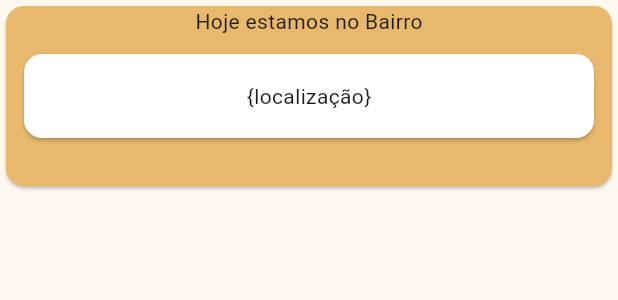
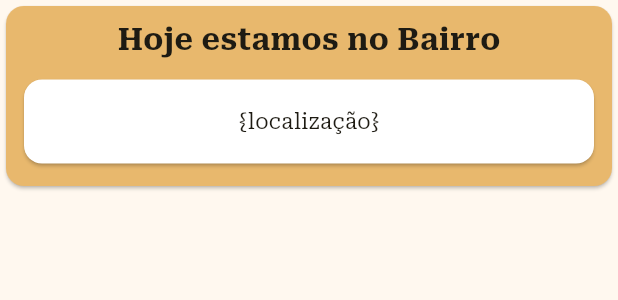
Before and after one commit to FabianoRaiser/A3-moblie, a Flutter app: the LocationCard widget shown alone on an empty page, opened directly, on a phone screen of 412 x 824 dp. Shown: the top 300 px of the screen. Run offline on Flutter 3.47's test engine with Material 3 defaults, Android fonts, the phone set to English and light mode, and no system bars; network calls fail.

Commit message:
feat: reestilização do card de localização

```diff
--- a/lib/main.dart
+++ b/lib/main.dart
@@ -21,7 +21,7 @@ class MyApp extends StatelessWidget {
         primaryColor: const Color(0xFFE8B86D),
         hintColor: const Color(0xFFA1D6B2),
         cardColor: const Color(0xFFCEDF9F),
-        fontFamily: '',
+        fontFamily: 'RobotoSerif',
         useMaterial3: true,
         searchBarTheme: const SearchBarThemeData(
           backgroundColor: WidgetStatePropertyAll(Colors.white),
--- a/lib/src/widgets/location_card.dart
+++ b/lib/src/widgets/location_card.dart
@@ -12,7 +12,13 @@ class LocationCard extends StatelessWidget {
         height: 120,
         child: Column(
           children: [
-            Text("Hoje estamos no Bairro"),
+            Padding(
+              padding: EdgeInsets.only(top: 8.0),
+              child: Text(
+                "Hoje estamos no Bairro",
+                style: TextStyle(fontSize: 20, fontWeight: FontWeight.bold),
+              ),
+            ),
             Padding(
               padding: EdgeInsets.all(8.0),
               child: Card(
```
